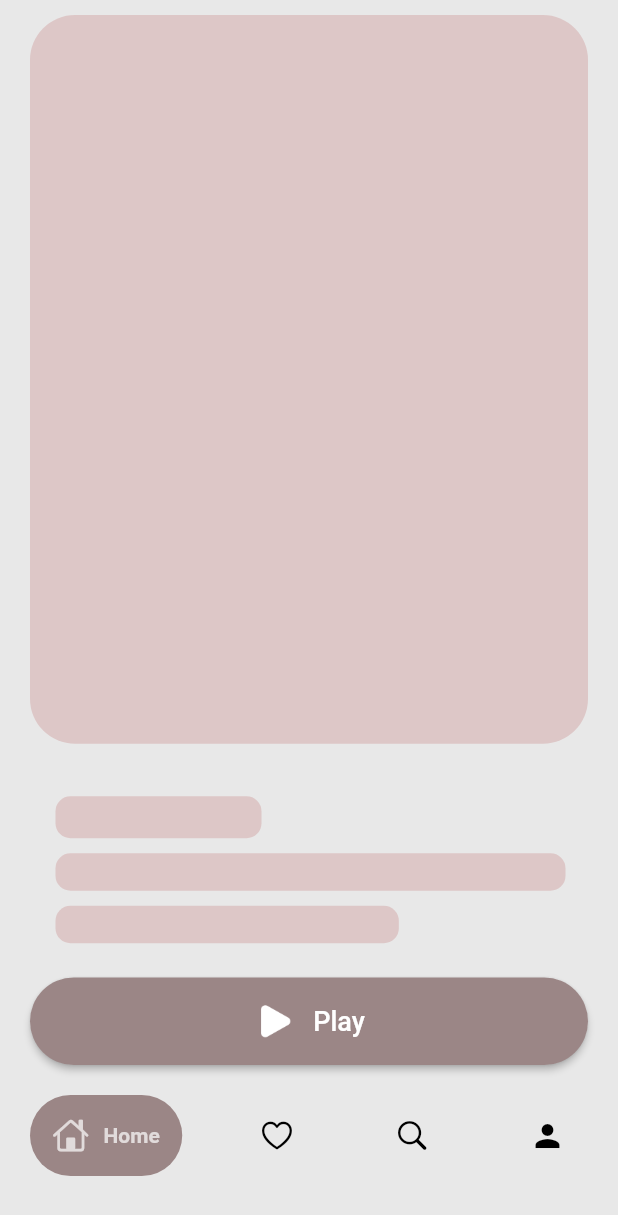
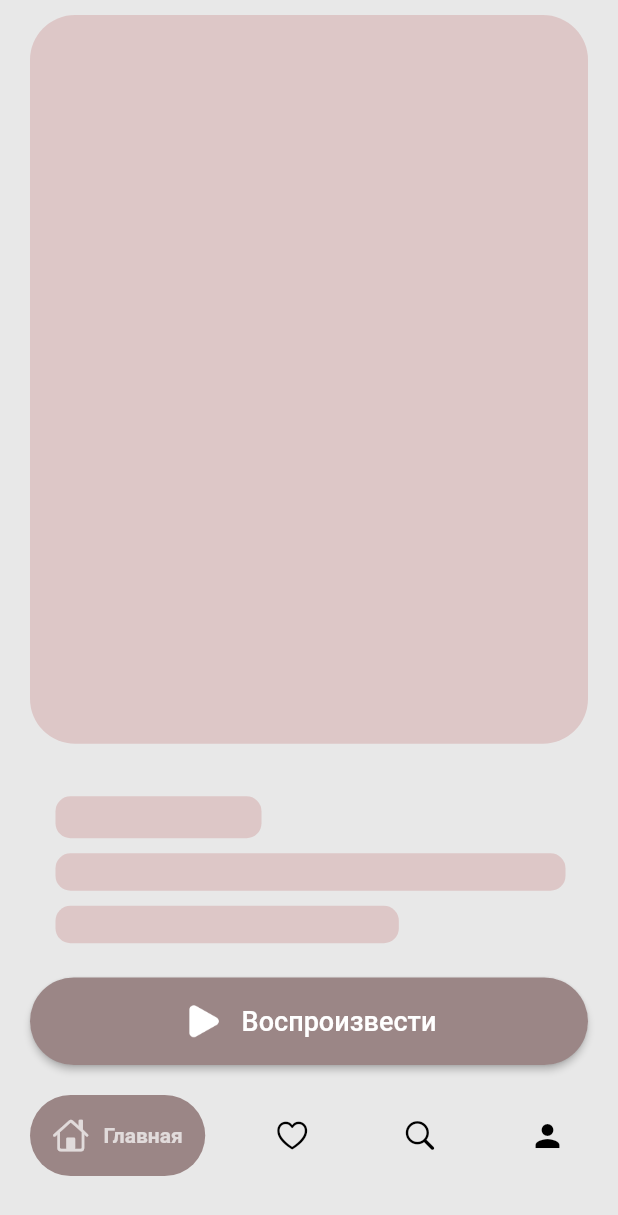
Before and after one commit to rahat-limit/aniapp, a Flutter app: the DividerScreen screen opened by its route, on a phone screen of 412 x 824 dp. Shown: the top 1215 px of the screen. Run offline on Flutter 3.47's test engine with Material 2 defaults, Android fonts, the phone set to English and light mode, and no system bars; drawn by our look-alikes of google_nav_bar; our stand-ins replace cached_network_image, dio, firebase_auth, firebase_core, flutter_card_swiper, flutter_redux and 5 more; missing offline and left inert: anilibria; accounts and stored records are empty.

```diff
--- a/lib/partials/card_button.dart
+++ b/lib/partials/card_button.dart
@@ -70,7 +70,7 @@ class CardButton extends StatelessWidget {
                 width: 10,
               ),
               const Text(
-                'Play',
+                'Воспроизвести',
                 style: TextStyle(fontSize: 18),
               ),
             ],
--- a/lib/screens/divider_screen.dart
+++ b/lib/screens/divider_screen.dart
@@ -32,6 +32,7 @@ class _DividerScreenState extends State<DividerScreen> {
     const SearchScreen(),
     const AccountScreen()
   ];
+
   @override
   void initState() {
     FirebaseAuth.instance.authStateChanges().listen((user) async {
@@ -119,12 +120,12 @@ class _DividerScreenState extends State<DividerScreen> {
                   tabs: [
                     const GButton(
                       icon: CupertinoIcons.home,
-                      text: 'Home',
+                      text: 'Главная',
                       iconSize: 24,
                     ),
                     GButton(
                         icon: CupertinoIcons.heart,
-                        text: 'Library',
+                        text: 'Избранное',
                         leading: state.lib_state.list.recentLikes != 0
                             ? Badge(
                                 label: Text(
@@ -144,12 +145,12 @@ class _DividerScreenState extends State<DividerScreen> {
                             : null),
                     const GButton(
                       icon: CupertinoIcons.search,
-                      text: 'Search',
+                      text: 'Поиск',
                       iconSize: 24,
                     ),
                     const GButton(
                       icon: Icons.person,
-                      text: 'Account',
+                      text: 'Аккаунт',
                       iconSize: 24,
                     ),
                   ],
--- a/lib/screens/intro_screen.dart
+++ b/lib/screens/intro_screen.dart
@@ -27,7 +27,7 @@ class _IntroScreenState extends State<IntroScreen> {
                 children: const [
                   Flexible(
                       child: Text(
-                    'Anime Reels',
+                    'Аниме Подборка',
                     style: TextStyle(fontWeight: FontWeight.bold, fontSize: 32),
                   )),
                 ],
@@ -38,7 +38,7 @@ class _IntroScreenState extends State<IntroScreen> {
               child: Row(children: const [
                 Flexible(
                   child: Text(
-                    'Choose the right one for midnight time.',
+                    'Углубитесь в мир японской анимации с нами!',
                     style: TextStyle(fontSize: 21, fontWeight: FontWeight.w500),
                   ),
                 )
@@ -65,7 +65,7 @@ class _IntroScreenState extends State<IntroScreen> {
                       decoration: const BoxDecoration(),
                       child: const Center(
                           child: Text(
-                        'Next',
+                        'Далее',
                         style: TextStyle(
                             fontSize: 21,
                             fontWeight: FontWeight.w300,
--- a/lib/screens/title_page_screen.dart
+++ b/lib/screens/title_page_screen.dart
@@ -284,7 +284,7 @@ class _TitlePageState extends State<TitlePage> {
                             width: 10,
                           ),
                           const Text(
-                            'Play',
+                            'Воспроизвести',
                             style: TextStyle(
                                 fontSize: 18, fontWeight: FontWeight.bold),
                           )
--- a/pubspec.yaml
+++ b/pubspec.yaml
@@ -54,6 +54,7 @@ dependencies:
   url_launcher: ^6.1.10
   path_provider: ^2.0.14
   path: ^1.8.2
+  google_mobile_ads: ^3.0.0
 dev_dependencies:
   flutter_test:
     sdk: flutter
```
Also changed, not shown: lib/main.dart (+3 -4 lines), lib/partials/card_viewer.dart (+31 -3 lines), pubspec.lock, 8 other files.
